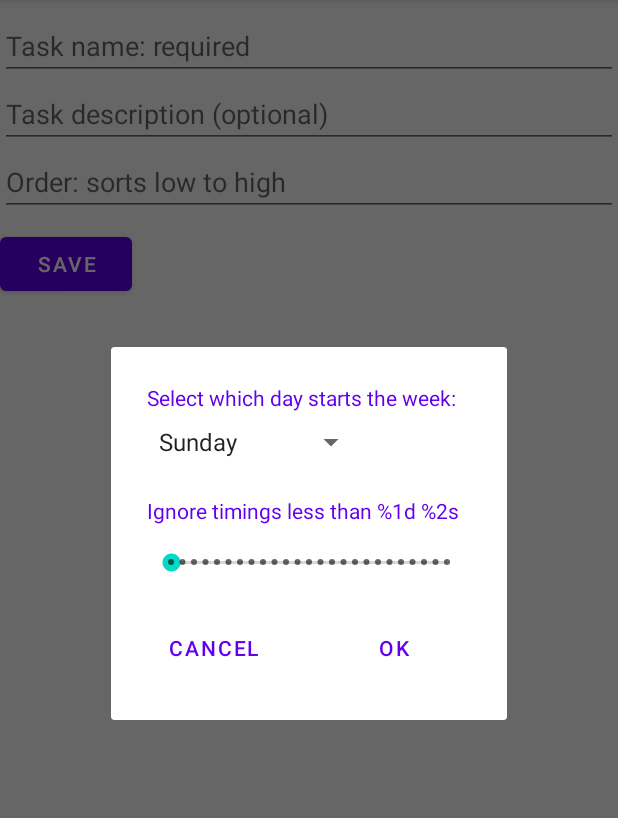
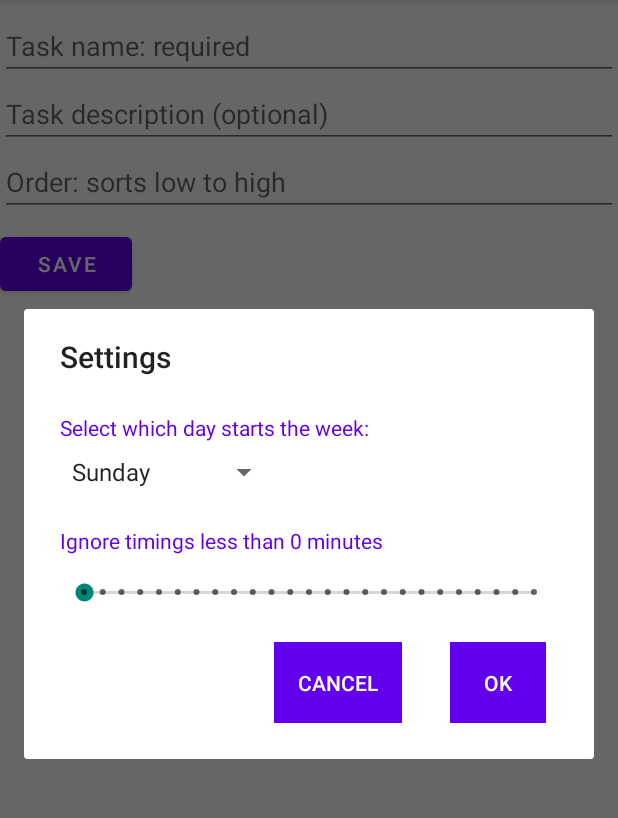
Before and after one commit to Nunes982/TaskTimerAndroid, an Android app: the screen it shows after launch (MainActivity), in the options menu, after a tap on "Settings", on a phone screen of 412 x 824 dp, the part 84-902 px from its top. Run offline under Robolectric (Android 15) with nearby library versions, the phone set to English and light mode, and no system bars.

Commit message:
setting dialog and retain Instance State

```diff
--- a/app/src/main/java/andersonnunes/exemplo/tasktimer/SettingsDialog.kt
+++ b/app/src/main/java/andersonnunes/exemplo/tasktimer/SettingsDialog.kt
@@ -7,6 +7,7 @@ import android.util.Log
 import android.view.LayoutInflater
 import android.view.View
 import android.view.ViewGroup
+import android.widget.SeekBar
 import androidx.appcompat.app.AppCompatDialogFragment
 import java.util.GregorianCalendar
 import java.util.Locale
@@ -19,11 +20,21 @@ const val SETTINGS_FIRST_DAY_OF_WEEK = "FirstDay"
 const val SETTINGS_IGNORE_LESS_THAN = "IgnoreLessThan"
 const val SETTINGS_DEFAULT_IGNORE_LESS_THAN = 0
 
+//                              0  1  2   3   4   5   6   7   8   9   10  11  12  13   14   15   16   17   18   19   20   21   22   23    24
+private val deltas = intArrayOf(0, 5, 10, 15, 20, 25, 30, 35, 40, 45, 50, 55, 60, 120, 180, 240, 300, 360, 420, 480, 540, 600, 900, 1800, 2700)
+
 class SettingsDialog: AppCompatDialogFragment() {
 
     private val defaultFirstDayOfWeek = GregorianCalendar(Locale.getDefault()).firstDayOfWeek
     private var firstDay = defaultFirstDayOfWeek
     private var ignoreLessThan = SETTINGS_DEFAULT_IGNORE_LESS_THAN
+
+    override fun onCreate(savedInstanceState: Bundle?) {
+        Log.d(TAG, "onCreate: called")
+        super.onCreate(savedInstanceState)
+        setStyle(STYLE_NORMAL, R.style.SettingsDialogStyle)
+        retainInstance = true
+    }
 
     override fun onCreateView(
         inflater: LayoutInflater,
@@ -40,10 +51,36 @@ class SettingsDialog: AppCompatDialogFragment() {
         Log.d(TAG, "onViewCreated: called")
 
         super.onViewCreated(view, savedInstanceState)
+
+        dialog?.setTitle(R.string.action_settings)
+
         binding.okButton.setOnClickListener {
             saveValues()
             dismiss()
         }
+
+        binding.ignoreSeconds.setOnSeekBarChangeListener(object : SeekBar.OnSeekBarChangeListener {
+            override fun onProgressChanged(seekBar: SeekBar, progress: Int, fromUser: Boolean) {
+                if (progress <12) {
+                    binding.ignoreSecondsTitle.text = getString(R.string.settingsIgnoreSecondsTitle,
+                    deltas[progress],
+                    resources.getQuantityString(R.plurals.settingsLittleUnits, deltas[progress]))
+                } else {
+                    val minutes = deltas[progress] / 60
+                    binding.ignoreSecondsTitle.text = getString(R.string.settingsIgnoreSecondsTitle,
+                        minutes,
+                        resources.getQuantityString(R.plurals.settingsBigUnits, minutes))
+                }
+            }
+
+            override fun onStartTrackingTouch(seekBar: SeekBar?) {
+            // We don't need this
+            }
+
+            override fun onStopTrackingTouch(seekBar: SeekBar?) {
+            // nor this
+            }
+        })
 
         binding.cancelButton.setOnClickListener { dismiss() }
     }
@@ -52,25 +89,52 @@ class SettingsDialog: AppCompatDialogFragment() {
         Log.d(TAG,"onViewStateRestored: called")
 
         super.onViewStateRestored(savedInstanceState)
-        readValues()
+        if (savedInstanceState == null) {
+            readValues()
 
-        binding.firstDaySpinner.setSelection(firstDay - GregorianCalendar.SUNDAY)  // spinner values are zero
+            binding.firstDaySpinner.setSelection(firstDay - GregorianCalendar.SUNDAY)  // spinner values are zero
 
-        binding.ignoreSeconds.progress = ignoreLessThan
-    }
+            //convert seconds into an index into the time values array
+            val seekBarValue = deltas.binarySearch(ignoreLessThan)
+            if (seekBarValue < 0) {
+                // this shouldn't happen, the programmer's made a mistake
+                throw IndexOutOfBoundsException("Value $seekBarValue not found in deltas array")
+            }
+
+            binding.ignoreSeconds.max = deltas.size - 1
+            Log.d(TAG, "onViewStateRestored: setting slidr to $seekBarValue")
+            binding.ignoreSeconds.progress = seekBarValue
+
+            if (ignoreLessThan < 60) {
+                binding.ignoreSecondsTitle.text = getString(
+                    R.string.settingsIgnoreSecondsTitle,
+                    ignoreLessThan,
+                    resources.getQuantityString(R.plurals.settingsBigUnits, ignoreLessThan)
+                )
+            } else {
+                val minutes = ignoreLessThan / 60
+                binding.ignoreSecondsTitle.text = getString(
+                    R.string.settingsIgnoreSecondsTitle,
+                    minutes,
+                    resources.getQuantityString(R.plurals.settingsBigUnits, minutes)
+                )
+            }
+        }    }
 
     private fun readValues() {
         with(getDefaultSharedPreferences(context)) {
-            firstDay = getInt(andersonnunes.exemplo.tasktimer.SETTINGS_FIRST_DAY_OF_WEEK, defaultFirstDayOfWeek)
-            ignoreLessThan = getInt(andersonnunes.exemplo.tasktimer.SETTINGS_IGNORE_LESS_THAN,
-                andersonnunes.exemplo.tasktimer.SETTINGS_DEFAULT_IGNORE_LESS_THAN)
+            firstDay = getInt(SETTINGS_FIRST_DAY_OF_WEEK, defaultFirstDayOfWeek)
+            ignoreLessThan = getInt(
+                SETTINGS_IGNORE_LESS_THAN,
+                SETTINGS_DEFAULT_IGNORE_LESS_THAN
+            )
         }
         Log.d(TAG, "Retrieving first day = $firstDay, ignoreLessThan = $ignoreLessThan")
     }
 
     private fun saveValues() {
         val newFirstDay = binding.firstDaySpinner.selectedItemPosition + GregorianCalendar.SUNDAY
-        val newIgnoreLessThan = binding.ignoreSeconds.progress
+        val newIgnoreLessThan = deltas[binding.ignoreSeconds.progress]
 
         Log.d(TAG, "Saving first day = $newFirstDay, ignore seconds = $newIgnoreLessThan")
 
@@ -84,4 +148,9 @@ class SettingsDialog: AppCompatDialogFragment() {
             apply()
         }
     }
+
+    override fun onDestroy() {
+        Log.d(TAG, "onDestroy: called")
+        super.onDestroy()
+    }
 }
--- a/app/src/main/res/layout/settings_dialog.xml
+++ b/app/src/main/res/layout/settings_dialog.xml
@@ -30,6 +30,7 @@
         android:layout_width="wrap_content"
         android:layout_height="wrap_content"
         android:layout_marginTop="24dp"
+        android:ems="35"
         android:text="@string/settingsIgnoreSecondsTitle"
         android:textColor="@color/design_default_color_primary"
         app:layout_constraintStart_toStartOf="parent"
@@ -52,6 +53,7 @@
         android:layout_width="wrap_content"
         android:layout_height="wrap_content"
         android:layout_marginEnd="32dp"
+        android:background="@color/purple_500"
         android:text="@string/cancel"
         app:layout_constraintBottom_toBottomOf="@+id/okButton"
         app:layout_constraintEnd_toStartOf="@+id/okButton" />
@@ -63,6 +65,7 @@
         android:layout_height="wrap_content"
         android:layout_marginTop="24dp"
         android:layout_marginEnd="8dp"
+        android:background="@color/purple_500"
         android:text="@string/ok"
         app:layout_constraintEnd_toEndOf="parent"
         app:layout_constraintTop_toBottomOf="@+id/ignoreSeconds" />
--- /dev/null
+++ b/app/src/main/res/values-v21/themes.xml
@@ -0,0 +1,18 @@
+<?xml version="1.0" encoding="utf-8"?>
+<resources>
+
+    <style name="Theme.TaskTimer" parent="Theme.MaterialComponents.DayNight.DarkActionBar">
+        <!-- Primary brand color. -->
+        <item name="colorPrimary">@color/purple_500</item>
+        <item name="colorPrimaryVariant">@color/purple_700</item>
+        <item name="colorOnPrimary">@color/white</item>
+        <item name="android:textColorTertiary">@color/black</item>
+        <!-- Secondary brand color. -->
+        <item name="colorSecondary">@color/teal_200</item>
+        <item name="colorSecondaryVariant">@color/teal_700</item>
+        <item name="colorOnSecondary">@color/black</item>
+        <!-- Status bar color. -->
+        <item name="android:statusBarColor">?attr/colorPrimaryVariant</item>
+        <!-- Customize your theme here. -->
+    </style>
+</resources>
--- a/app/src/main/res/values/themes.xml
+++ b/app/src/main/res/values/themes.xml
@@ -23,4 +23,19 @@
     <style name="Theme.TaskTimer.AppBarOverlay" parent="ThemeOverlay.AppCompat.Dark.ActionBar" />
 
     <style name="Theme.TaskTimer.PopupOverlay" parent="ThemeOverlay.AppCompat.Light" />
+
+    <style name="SettingsDialogStyle" parent="Theme.AppCompat.Light.Dialog.Alert">
+        <item name="windowNoTitle">false</item>
+        <item name="colorPrimary">@color/purple_500</item>
+        <item name="colorPrimaryVariant">@color/purple_700</item>
+        <item name="colorOnPrimary">@color/white</item>
+        <item name="android:textColorTertiary">@color/black</item>
+        <!-- Secondary brand color. -->
+        <item name="colorSecondary">@color/teal_200</item>
+        <item name="colorSecondaryVariant">@color/teal_700</item>
+        <item name="colorOnSecondary">@color/black</item>
+        <!-- Status bar color. -->
+        <item name="android:statusBarColor">?attr/colorPrimaryVariant</item>
+    </style>
+
 </resources>
```
